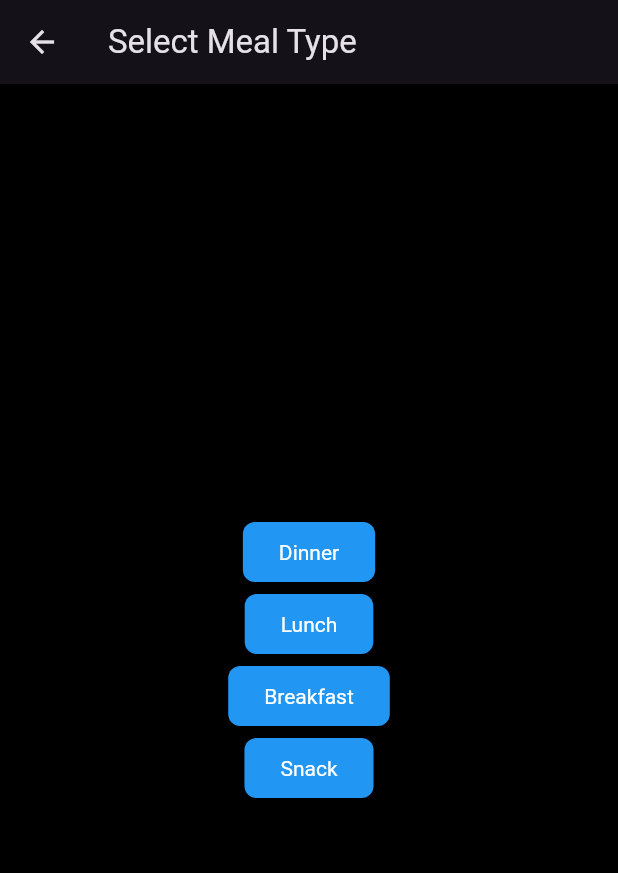
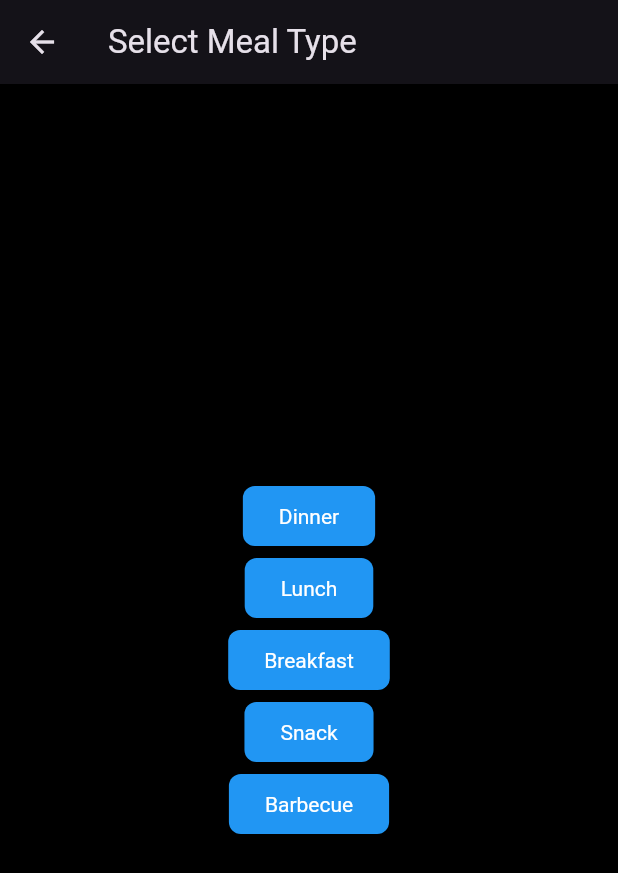
Before and after one commit to micfun123/ChefAI, a Flutter app: the screen it shows after launch, after a tap on "Get Cooking", on a phone screen of 412 x 824 dp. Shown: the top 873 px of the screen. Run offline on Flutter 3.47's test engine with Material 3 defaults, Android fonts, the phone set to English and light mode, and no system bars; our stand-ins replace google_generative_ai, internet_connection_checker_plus, sqflite; accounts and stored records are empty; Roboto replaces fonts that are missing (Readex Pro).

Commit message:
fixing relability and alerts

````diff
--- a/lib/main.dart
+++ b/lib/main.dart
@@ -8,6 +8,8 @@ import 'meal_plan_generator.dart';
 import 'item_model.dart';
 import 'recipe_page.dart';
 import 'meal_selection_page.dart'; // Import the MealSelectionPage
+import 'package:internet_connection_checker_plus/internet_connection_checker_plus.dart';
+
 
 void main() => runApp(MyApp());
 
@@ -100,18 +102,39 @@ class _HomePageWidgetState extends State<HomePageWidget> {
                 const SizedBox(height: 50),
                 ElevatedButton(
                   onPressed: () async {
+                    //check to see if there is a internet connection using dart io
+                    bool result = await InternetConnection().hasInternetAccess;
+                    print(result);
+    	              if (result) {
                       final selectedMealType = await Navigator.push(
                         context,
                         MaterialPageRoute(builder: (context) => MealSelectionPage()),
                       );
-
+                      print("internet connection");
                       if (selectedMealType != null) {
                         final dbHelper = DatabaseHelper();
                         final itemsMapList = await dbHelper.getItems();
 
                         final items = itemsMapList.map((itemMap) => Item.fromMap(itemMap)).toList();
                         final ingredients = items.map((item) => item.name).toList();
-
+                        //check to see if there are any ingredients
+                        if (ingredients.isEmpty) {
+                          ScaffoldMessenger.of(context).showSnackBar(
+                            SnackBar(
+                              content: const Text(
+                                'No ingredients found in your fridge. Please add some items.',
+                                style: TextStyle(
+                                  fontFamily: 'Outfit',
+                                  color: Colors.white,
+                                  fontSize: 22,
+                                  letterSpacing: 0,
+                                ),
+                              ),
+                              backgroundColor: Theme.of(context).primaryColor,
+                            ),
+                          );
+                          return;
+                        }
                         try {
                           ScaffoldMessenger.of(context).showSnackBar(
                             SnackBar(
@@ -140,8 +163,59 @@ class _HomePageWidgetState extends State<HomePageWidget> {
                           );
                         } catch (e) {
                           print('Failed to generate meal plan: $e');
+                          ScaffoldMessenger.of(context).showSnackBar(
+                            SnackBar(
+                              content: const Text(
+                                'A error occured. Please make sure that you have a internet connection and are up to date.',
+                                style: TextStyle(
+                                  fontFamily: 'Outfit',
+                                  color: Colors.white,
+                                  fontSize: 22,
+                                  letterSpacing: 0,
+                                ),
+                              ),
+                              backgroundColor: Theme.of(context).primaryColor,
+                            ),
+                          );
+                        }
+                      } else {
+                        print("failed");
+                        // make a please connect to the internet and retry
+                        ScaffoldMessenger.of(context).showSnackBar(
+                            SnackBar(
+                              content: const Text(
+                                'Please connect to the internet and retry',
+                                style: TextStyle(
+                                  fontFamily: 'Outfit',
+                                  color: Colors.white,
+                                  fontSize: 22,
+                                  letterSpacing: 0,
+                                ),
+                              ),
+                              backgroundColor: Theme.of(context).primaryColor,
+                            ),
+                          );
                       }
                     }
+                    else if (
+                      result == false
+                    ) {
+                      ScaffoldMessenger.of(context).showSnackBar(
+                          SnackBar(
+                            content: const Text(
+                              'No internet connection. Please make sure you are connected to the internet and try again.',
+                              style: TextStyle(
+                                fontFamily: 'Outfit',
+                                color: Colors.white,
+                                fontSize: 22,
+                                letterSpacing: 0,
+                              ),
+                            ),
+                            backgroundColor: Theme.of(context).primaryColor,
+                          ),
+                        );
+                    }
+
                   },
                   child: const Text('Get Cooking'),
                 ),
--- a/lib/meal_plan_generator.dart
+++ b/lib/meal_plan_generator.dart
@@ -8,14 +8,37 @@ import 'item_model.dart';
 final model = GenerativeModel(
   model: 'gemini-1.5-flash',
   apiKey: getApiKey(),
-);
+  generationConfig: GenerationConfig(responseMimeType: 'application/json'));
 
 // Function to generate meal plan based on ingredients and prompt
 Future<String?> generateMealPlan(List<String> ingredients, List<Item> items, selectedMealType) async {
   // Sort items by expiry date or date added (adjust as per your priority)
 
   // Prepare prompt for generative model
-  final prompt = 'Generate me a $selectedMealType meal that uses $ingredients prioritized by the expiry date or date added to the fridge (Not all items have expirty dates and that is ok.). return this with a title,nutritionalInfo and then recipes there are no dietary requirments. please dont ask any more follow up questions. Return as a Json Do not have ```json or ``` You must allways have the recipe(ingredients, instructions) , calories,fat,carbohydrates,protein. ONLY EVER RETURN ONE THING. CHANGE IT EVERY TIME Note: you do not need to use everything. Just the things that fit the meal we want';
+  final prompt =
+'''
+Generate a JSON object representing a meal plan for a $selectedMealType meal using the provided ingredients: $ingredients. Prioritize ingredients by expiry date or date added.
+
+The JSON object should have the following structure:
+* title: [string]
+* nutritionalInfo: {
+    calories: [integer],
+    fat: [float],
+    carbohydrates: [integer],
+    protein: [integer]
+  }
+* recipe: {
+    title: [string],
+    ingredients: [string array],
+    instructions: [string array]
+  }
+
+
+Please ensure all fields are present, and numerical values are provided for calories, fat, carbohydrates, and protein.
+''';
+
+
+
   print(prompt);
   try {
     // Generate response from generative model
@@ -32,5 +55,5 @@ Future<String?> generateMealPlan(List<String> ingredients, List<Item> items, sel
 // Function to retrieve the API key securely (replace with your implementation)
 String getApiKey() {
   // Implement logic to retrieve the API key from a secure source (e.g., environment variable)
-  return "API_KEY"; // Replace with placeholder
+  return "API KEY"; // Replace with placeholder
 }
--- a/lib/meal_selection_page.dart
+++ b/lib/meal_selection_page.dart
@@ -36,6 +36,12 @@ class MealSelectionPage extends StatelessWidget {
               },
               child: Text('Snack'),
             ),
+            ElevatedButton(
+              onPressed: () {
+                Navigator.pop(context, 'Barbecue');
+              },
+              child: Text('Barbecue'),
+            ),
           ],
         ),
       ),
--- a/pubspec.yaml
+++ b/pubspec.yaml
@@ -38,6 +38,7 @@ dependencies:
   sqflite: ^2.3.2
   google_generative_ai: ^0.4.3
   googleapis: ^13.1.0
+  internet_connection_checker_plus: ^2.5.1
 
 dev_dependencies:
   flutter_test:
````
Also changed, not shown: pubspec.lock, 5 other files. Lines whose indentation alone changed are shown as unchanged.
